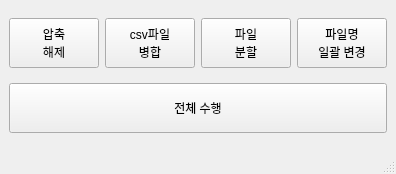
Old version of the form ui/main.ui in the repository MHJO/test_venv.
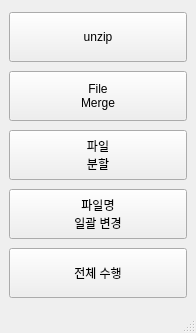
New version of the form. Icons and pictures are not drawn.

```diff
--- a/ui/main.ui
+++ b/ui/main.ui
@@ -6,8 +6,8 @@
    <rect>
     <x>0</x>
     <y>0</y>
-    <width>396</width>
-    <height>174</height>
+    <width>196</width>
+    <height>333</height>
    </rect>
   </property>
   <property name="windowTitle">
@@ -15,7 +15,31 @@
   </property>
   <widget class="QWidget" name="centralwidget">
    <layout class="QGridLayout" name="gridLayout">
-    <item row="0" column="2">
+    <item row="1" column="0">
+     <widget class="QPushButton" name="btn_FileMerge">
+      <property name="minimumSize">
+       <size>
+        <width>0</width>
+        <height>50</height>
+       </size>
+      </property>
+      <property name="text">
+       <string>File
+Merge</string>
+      </property>
+      <property name="icon">
+       <iconset>
+        <normaloff>../resources/filemerge.png</normaloff>../resources/filemerge.png</iconset>
+      </property>
+      <property name="iconSize">
+       <size>
+        <width>25</width>
+        <height>25</height>
+       </size>
+      </property>
+     </widget>
+    </item>
+    <item row="2" column="0">
      <widget class="QPushButton" name="pushButton_3">
       <property name="minimumSize">
        <size>
@@ -29,35 +53,7 @@
       </property>
      </widget>
     </item>
-    <item row="0" column="1">
-     <widget class="QPushButton" name="pushButton_2">
-      <property name="minimumSize">
-       <size>
-        <width>0</width>
-        <height>50</height>
-       </size>
-      </property>
-      <property name="text">
-       <string>csv파일
-병합</string>
-      </property>
-     </widget>
-    </item>
-    <item row="0" column="0">
-     <widget class="QPushButton" name="pushButton">
-      <property name="minimumSize">
-       <size>
-        <width>0</width>
-        <height>50</height>
-       </size>
-      </property>
-      <property name="text">
-       <string>압축
-해제</string>
-      </property>
-     </widget>
-    </item>
-    <item row="0" column="3">
+    <item row="3" column="0">
      <widget class="QPushButton" name="pushButton_4">
       <property name="minimumSize">
        <size>
@@ -71,7 +67,30 @@
       </property>
      </widget>
     </item>
-    <item row="1" column="0" colspan="4">
+    <item row="0" column="0">
+     <widget class="QPushButton" name="btn_unzip">
+      <property name="minimumSize">
+       <size>
+        <width>0</width>
+        <height>50</height>
+       </size>
+      </property>
+      <property name="text">
+       <string>unzip</string>
+      </property>
+      <property name="icon">
+       <iconset>
+        <normaloff>../resources/unzip.png</normaloff>../resources/unzip.png</iconset>
+      </property>
+      <property name="iconSize">
+       <size>
+        <width>25</width>
+        <height>25</height>
+       </size>
+      </property>
+     </widget>
+    </item>
+    <item row="4" column="0">
      <widget class="QPushButton" name="pushButton_5">
       <property name="minimumSize">
        <size>
```
Left out of the diff: 2 changed lines with no effect on the pictures.
